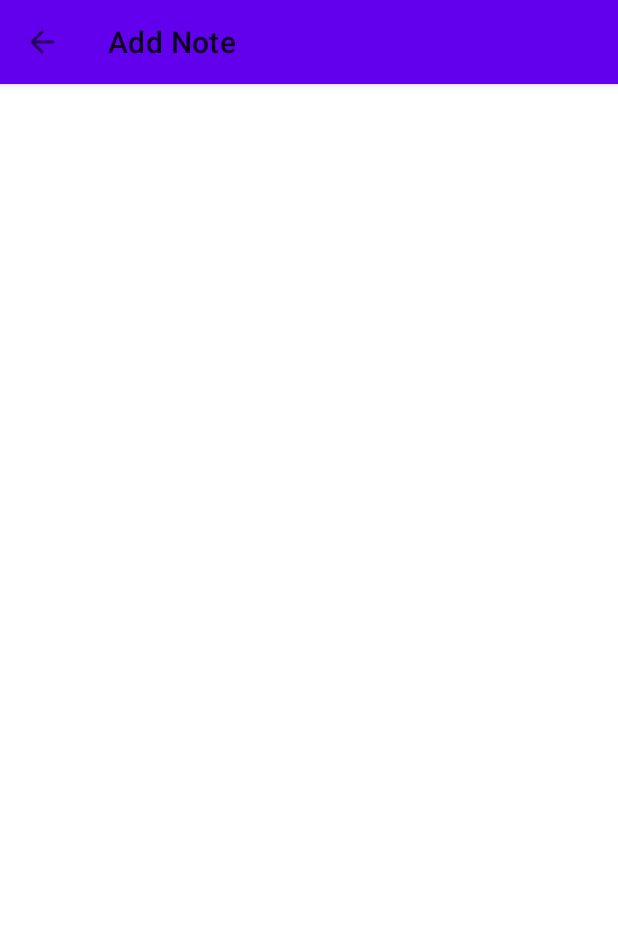
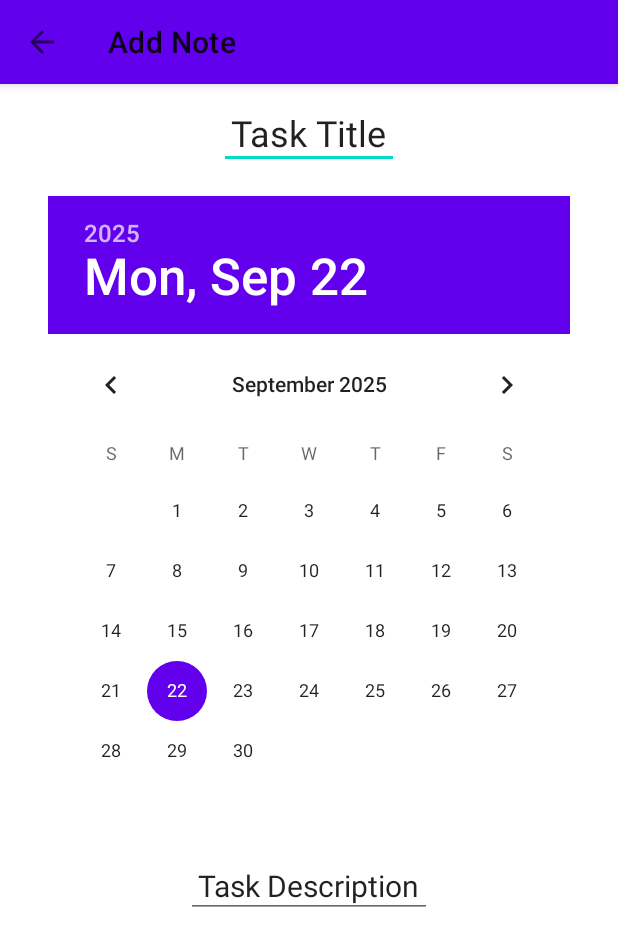
Before and after one commit to Kianmhz/Mobile_Lab, an Android app: the AddNoteActivity screen opened directly, with no data from a screen before it, on a phone screen of 412 x 824 dp. Shown: the top 946 px of the screen. Run offline under Robolectric (Android 15) with nearby library versions, the phone set to English and light mode, and no system bars.

Commit message:
Added tasktitle, date, and description buttons and formatted them. Also added variables

```diff
--- a/app/src/main/java/com/example/todo/AddNoteActivity.kt
+++ b/app/src/main/java/com/example/todo/AddNoteActivity.kt
@@ -1,6 +1,8 @@
 package com.example.todo
 
 import android.os.Bundle
+import android.widget.DatePicker
+import android.widget.EditText
 import androidx.appcompat.app.AppCompatActivity
 import com.google.android.material.appbar.MaterialToolbar
 
@@ -14,5 +16,11 @@ class AddNoteActivity : AppCompatActivity() {
         setSupportActionBar(toolbar)
         supportActionBar?.setDisplayHomeAsUpEnabled(true)
         toolbar.setNavigationOnClickListener { onBackPressedDispatcher.onBackPressed() }
+
+        val taskTitle = findViewById<EditText>(R.id.tasktitle)
+        val taskDate = findViewById<DatePicker>(R.id.taskDate)
+        val taskDesc = findViewById<EditText>(R.id.taskDesc)
+
+
     }
 }
--- a/app/src/main/res/layout/activity_add_note.xml
+++ b/app/src/main/res/layout/activity_add_note.xml
@@ -15,4 +15,35 @@
             android:layout_height="?attr/actionBarSize"
             app:title="Add Note" />
     </com.google.android.material.appbar.AppBarLayout>
+
+
+    <EditText
+        android:id="@+id/tasktitle"
+        android:layout_width="wrap_content"
+        android:layout_height="wrap_content"
+        android:text="Task Title"
+        android:textSize="24sp"
+        android:padding="8dp"
+        android:layout_marginTop="8dp"
+        android:layout_gravity="center_horizontal" />
+
+    <DatePicker
+        android:id="@+id/taskDate"
+        android:layout_width="wrap_content"
+        android:layout_height="wrap_content"
+        android:layout_gravity="center_horizontal"
+        android:layout_marginTop="18dp"
+        android:theme="@style/CustomDatePickerDialogTheme"
+        android:datePickerMode="calendar" />
+
+    <EditText
+        android:id="@+id/taskDesc"
+        android:layout_width="wrap_content"
+        android:layout_height="wrap_content"
+        android:text="Task Description"
+        android:textSize="20sp"
+        android:padding="8dp"
+        android:layout_marginTop="8dp"
+        android:layout_gravity="center_horizontal"
+        android:inputType="textMultiLine"/>
 </LinearLayout>
--- a/app/src/main/res/values/themes.xml
+++ b/app/src/main/res/values/themes.xml
@@ -6,4 +6,12 @@
         <item name="colorPrimaryVariant">@color/purple_700</item>
         <item name="colorOnPrimary">@android:color/white</item>
     </style>
+
+    <!-- Custom DatePicker theme -->
+    <style name="CustomDatePickerDialogTheme" parent="ThemeOverlay.MaterialComponents.MaterialCalendar">
+        <item name="colorPrimary">@color/purple_500</item>
+        <item name="colorOnPrimary">@android:color/white</item>
+        <item name="colorSecondary">@color/purple_500</item>
+        <item name="colorOnSecondary">@android:color/white</item>
+    </style>
 </resources>
```
